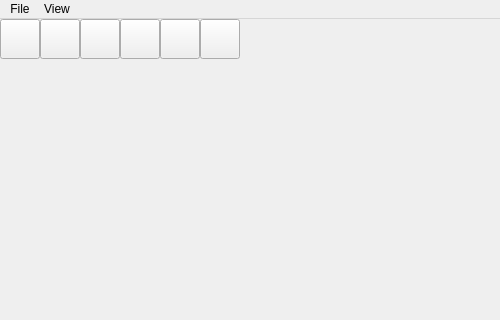
Before: the Qt Designer form frontend/resource/GUI.ui in gintalk/network-visualization-main, drawn with Qt 5; both pictures show x 0 to 500 and y 0 to 320 of the 1000 by 700 pixel window.
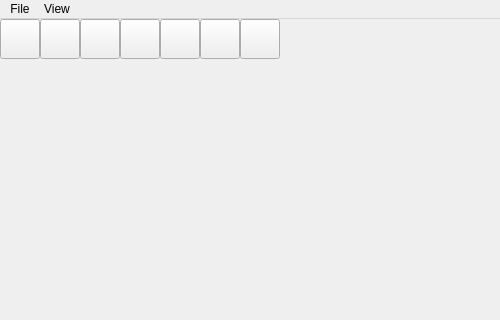
After: the same form once the commit is applied. Icons and pictures are not drawn.

Commit message: add attribute feature

The edit to the form file:
```diff
--- a/frontend/resource/GUI.ui
+++ b/frontend/resource/GUI.ui
@@ -223,6 +223,19 @@
      </property>
     </item>
    </widget>
+   <widget class="QPushButton" name="add_attribute">
+    <property name="geometry">
+     <rect>
+      <x>240</x>
+      <y>0</y>
+      <width>40</width>
+      <height>40</height>
+     </rect>
+    </property>
+    <property name="text">
+     <string/>
+    </property>
+   </widget>
   </widget>
   <widget class="QMenuBar" name="menubar">
    <property name="geometry">
```
The commit also changes 3 other files.
